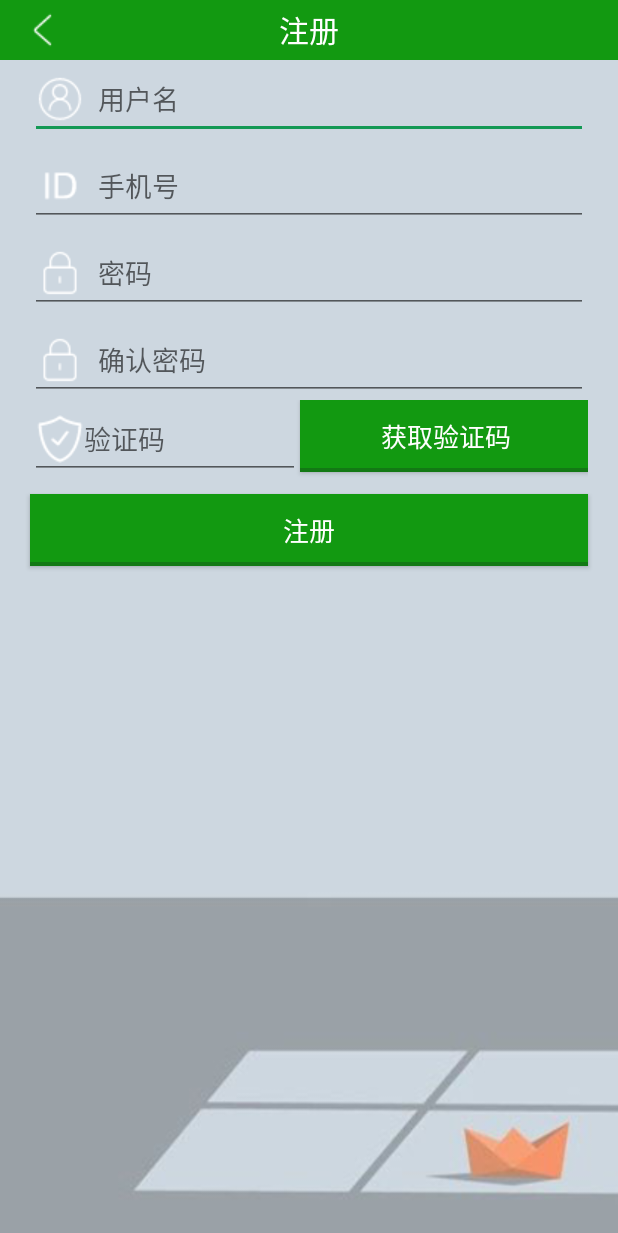
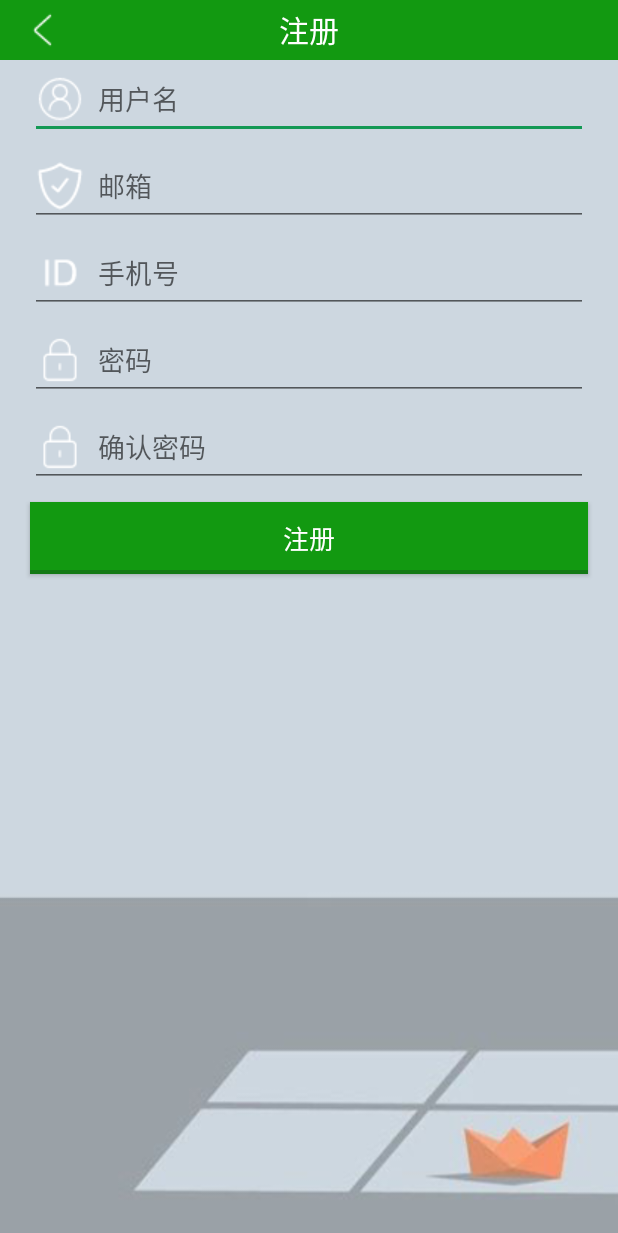
Before and after one commit to Dream97/CGAPP, an Android app: the RegisterActivity screen opened directly, with no data from a screen before it, on a phone screen of 412 x 824 dp. Shown: the top 1233 px of the screen. Run offline under Robolectric (Android 15) with nearby library versions, the phone set to English and light mode, and no system bars.

Commit message:
接上鸡汁接口

```diff
--- a/app/src/main/java/com/cgapp/Util/ToastUtil.java
+++ b/app/src/main/java/com/cgapp/Util/ToastUtil.java
@@ -16,6 +16,12 @@ public class ToastUtil {
         this.context = context;
         this.code = code;
         initMsg();
+        showToast();
+    }
+    public ToastUtil(Context context, String msg)
+    {
+        this.context = context;
+        this.msg = msg;
         showToast();
     }
 
--- a/app/src/main/java/com/cgapp/activity/ModifyPasswordActivity.java
+++ b/app/src/main/java/com/cgapp/activity/ModifyPasswordActivity.java
@@ -167,7 +167,7 @@ public class ModifyPasswordActivity extends AppCompatActivity implements View.On
                         runOnUiThread(new Runnable() {
                             @Override
                             public void run() {
-                                if (status==1)
+                                if (status == 1)
                                 {
                                     new ToastUtil(ModifyPasswordActivity.this,CommonVari.VCSUCCESS);
                                 }else {
--- a/app/src/main/java/com/cgapp/activity/ShowLogoActivity.java
+++ b/app/src/main/java/com/cgapp/activity/ShowLogoActivity.java
@@ -92,7 +92,7 @@ public class ShowLogoActivity extends Activity {
                         try {
                             int status = JsonUtil.getIntCode(responseBody);
                             //Log.d(TAG, "onResponse: 状态是"+status);
-                            if(status==1)
+                            if(status == 1)
                             {
                                 runOnUiThread(new Runnable() {
                                     @Override
--- a/app/src/main/res/layout/activity_register.xml
+++ b/app/src/main/res/layout/activity_register.xml
@@ -36,11 +36,22 @@
         android:hint="  用户名"
         />
     <EditText
+        android:layout_below="@+id/register_name"
+        android:layout_height="wrap_content"
+        android:layout_width="match_parent"
+        android:drawableLeft="@drawable/verificationcode"
+        android:id="@+id/register_verificationcode"
+        android:layout_marginLeft="20dp"
+        android:layout_marginRight="20dp"
+        android:layout_marginTop="5dp"
+        android:hint="  邮箱"
+        />
+    <EditText
         android:id="@+id/register_id"
         android:layout_width="match_parent"
         android:layout_height="wrap_content"
         android:drawableLeft="@drawable/id"
-        android:layout_below="@id/register_name"
+        android:layout_below="@id/register_verificationcode"
         android:layout_marginLeft="20dp"
         android:layout_marginRight="20dp"
         android:layout_marginTop="5dp"
@@ -69,7 +80,7 @@
         android:layout_marginRight="20dp"
         android:layout_marginTop="5dp"
         android:hint="  确认密码"
-        />
+        /><!--
     <RelativeLayout
         android:id="@+id/register_vc_layout"
         android:layout_width="match_parent"
@@ -96,12 +107,12 @@
             android:text="获取验证码"
             android:textColor="#fff"
             android:textSize="17sp"/>
-    </RelativeLayout>
+    </RelativeLayout>-->
     <Button
         android:id="@+id/register_bt"
         android:layout_width="fill_parent"
         android:layout_height="wrap_content"
-        android:layout_below="@id/register_vc_layout"
+        android:layout_below="@id/register_pass2"
         android:layout_marginLeft="20dp"
         android:layout_marginRight="20dp"
         android:layout_marginTop="10dp"
```
Also changed, not shown: app/src/main/java/com/cgapp/Util/Api.java (+149 -1 lines), app/src/main/java/com/cgapp/Util/JsonUtil.java (+16 -4 lines), app/src/main/java/com/cgapp/activity/LoginActivity.java (+28 -4 lines), app/src/main/java/com/cgapp/activity/RegisterActivity.java (+27 -18 lines).
